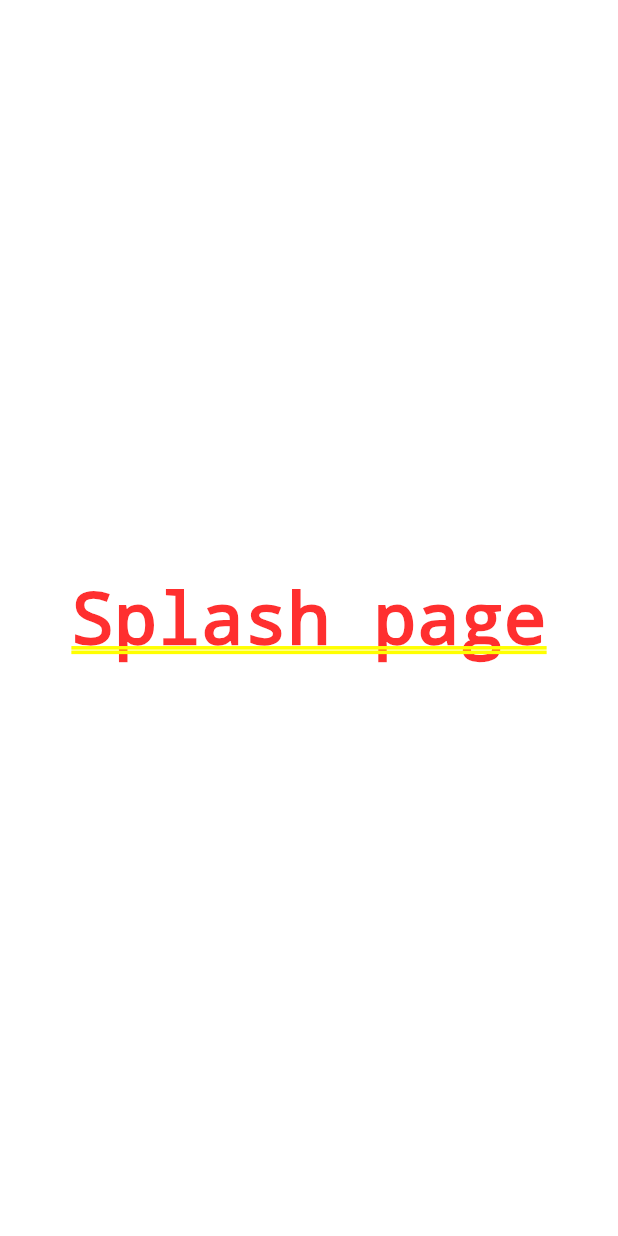
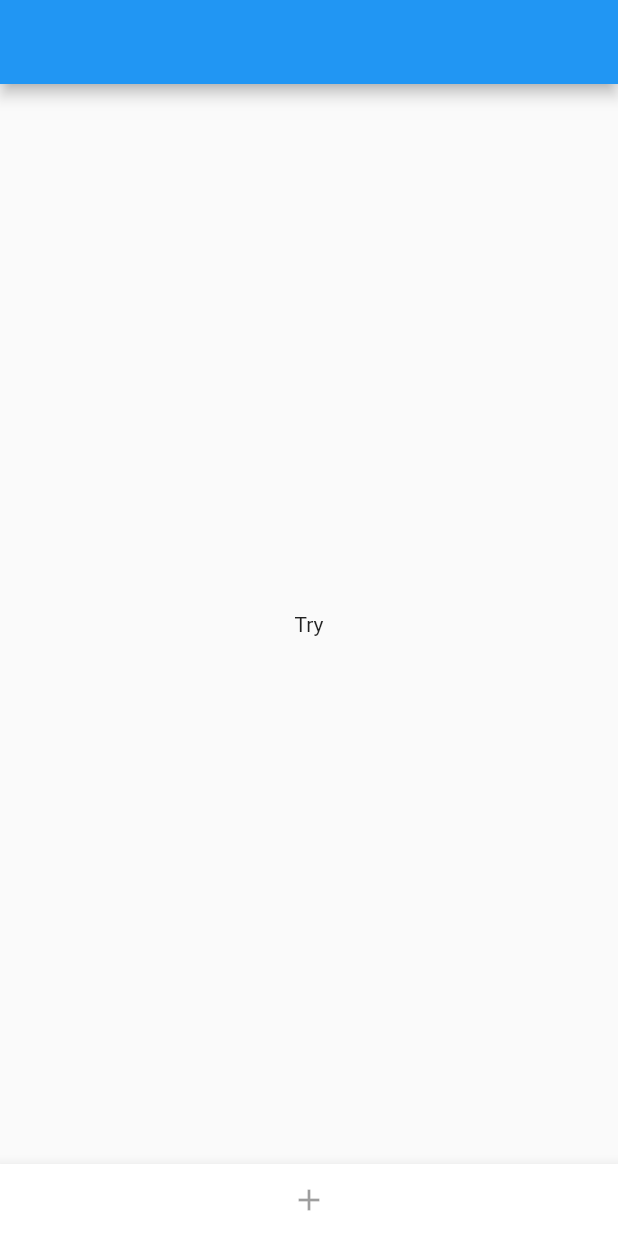
Before and after one commit to Adomi-Delivery/walksoft-alcaldia-cali-flutter, a Flutter app: the screen it shows after launch, on a phone screen of 412 x 824 dp. Run offline on Flutter 3.47's test engine with Material 2 defaults, Android fonts, the phone set to English and light mode, and no system bars.

Commit message:
splash preparation, later will be deleted

```diff
--- a/lib/src/pages/widgets/slpash_page.dart
+++ b/lib/src/pages/widgets/slpash_page.dart
@@ -3,9 +3,17 @@ import 'package:flutter/material.dart';
 class SplashPage extends StatelessWidget {
   @override
   Widget build(BuildContext context) {
-    return Container(
-      child: Center(
-        child: Text('Splash page'),
+    return Scaffold(
+      appBar: AppBar(),
+      body: Container(
+        child: Center(
+          child: Text("Try"),
+        ),
+      ),
+      bottomNavigationBar: BottomAppBar(
+        child: IconButton(
+          icon: Icon(Icons.add),
+        ),
       ),
     );
   }
```
Also changed, not shown: 5 other files.
